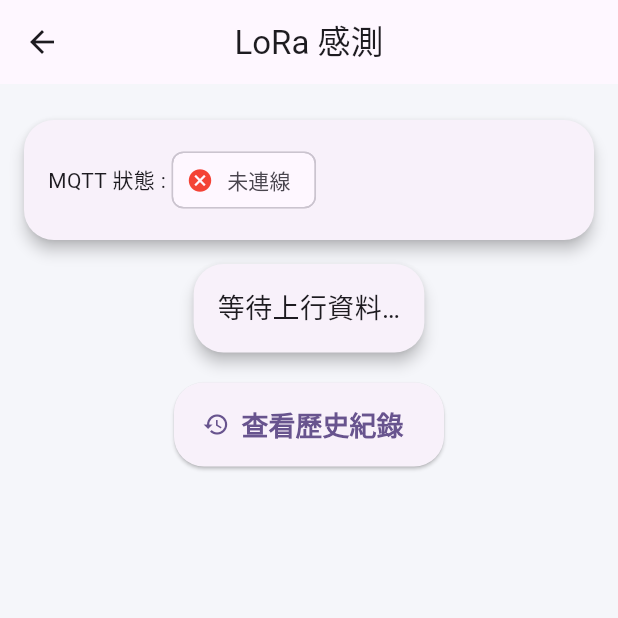
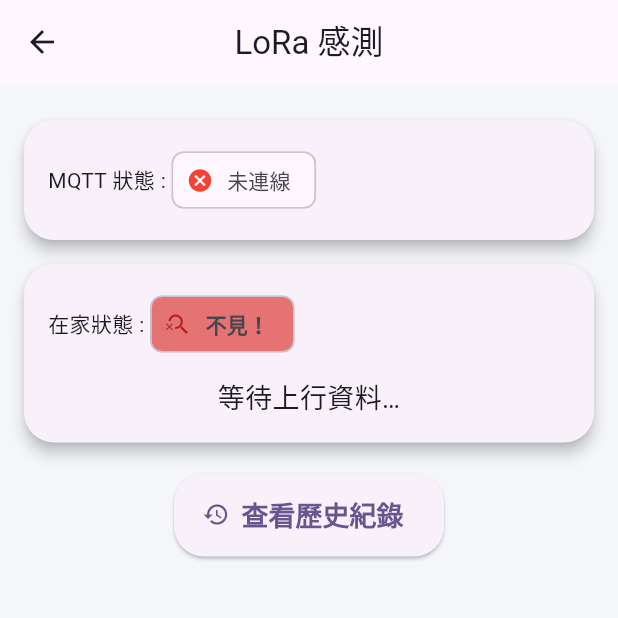
Before and after one commit to Yukimagi/iot_petcare, a Flutter app: the SensorPage screen opened directly, on a phone screen of 412 x 824 dp, the top half of it. Run offline on Flutter 3.47's test engine with Material 3 defaults, Android fonts, the phone set to English and light mode, and no system bars; our stand-ins replace flutter_blue_plus, permission_handler; missing offline and left inert: mqtt_client.

Commit message:
last version

```diff
--- a/lib/main.dart
+++ b/lib/main.dart
@@ -134,7 +134,7 @@ class _SensorPageState extends State<SensorPage> {
   bool _connected = false;
 
   double? _temp, _hum;
-  int? _sit, _stand, _lying;
+  int? _sit, _stand, _lying, _miss;          // ← 新增 _miss
 
   @override
   void initState() {
@@ -142,11 +142,12 @@ class _SensorPageState extends State<SensorPage> {
     _mqtt.statusStream.listen((c) => setState(() => _connected = c));
     _mqtt.uplinkStream.listen((d) {
       setState(() {
-        _temp = d['temperature'];
-        _hum = d['humidity'];
-        _sit = d['sitting'];
+        _temp  = d['temperature'];
+        _hum   = d['humidity'];
+        _sit   = d['sitting'];
         _stand = d['standing'];
         _lying = d['lying'];
+        _miss  = d['miss'];                  // ← 取回 miss
       });
     });
     _mqtt.connect();
@@ -168,21 +169,48 @@ class _SensorPageState extends State<SensorPage> {
       ),
     );
 
+    // ★ 在家 / 不見 Badge
+    final missBadge = Chip(
+      label: Text(
+        (_miss ?? 1) == 0 ? '在家' : '不見！',
+        style: const TextStyle(fontWeight: FontWeight.bold),
+      ),
+      backgroundColor:
+          (_miss ?? 1) == 0 ? Colors.green.shade100 : Colors.red.shade300,
+      avatar: Icon(
+        (_miss ?? 1) == 0 ? Icons.pets : Icons.search_off,
+        color: (_miss ?? 1) == 0 ? Colors.green : Colors.red.shade900,
+      ),
+    );
+
     return Scaffold(
       appBar: AppBar(title: const Text('LoRa 感測')),
       body: SingleChildScrollView(
         padding: const EdgeInsets.all(16),
         child: Column(
           children: [
-            InfoCard(child: Row(children: [const Text('MQTT 狀態 : '), statusChip])),
             InfoCard(
-              child: _temp == null
-                  ? const Text('等待上行資料…', style: TextStyle(fontSize: 18))
-                  : Column(
+              child: Row(children: [const Text('MQTT 狀態 : '), statusChip]),
+            ),
+            InfoCard(
+              child: Column(
                 children: [
-                        _ValueRow(icon: Icons.thermostat, label: '溫度', value: '${_temp!.toStringAsFixed(2)} °C'),
+                  Row(
+                    children: [const Text('在家狀態 : '), missBadge],
+                  ),
+                  const SizedBox(height: 12),
+                  if (_temp == null)
+                    const Text('等待上行資料…', style: TextStyle(fontSize: 18))
+                  else ...[
+                    _ValueRow(
+                        icon: Icons.thermostat,
+                        label: '溫度',
+                        value: '${_temp!.toStringAsFixed(2)} °C'),
                     const SizedBox(height: 8),
-                        _ValueRow(icon: Icons.water_drop, label: '濕度', value: '${_hum!.toStringAsFixed(2)} %'),
+                    _ValueRow(
+                        icon: Icons.water_drop,
+                        label: '濕度',
+                        value: '${_hum!.toStringAsFixed(2)} %'),
                     const SizedBox(height: 8),
                     Row(
                       mainAxisAlignment: MainAxisAlignment.spaceEvenly,
@@ -192,6 +220,7 @@ class _SensorPageState extends State<SensorPage> {
                         _PostureBadge('躺', _lying),
                       ],
                     ),
+                  ],
                 ],
               ),
             ),
```
Also changed, not shown: lib/mqtt_service.dart (+58 -57 lines). Lines whose indentation alone changed are shown as unchanged.
